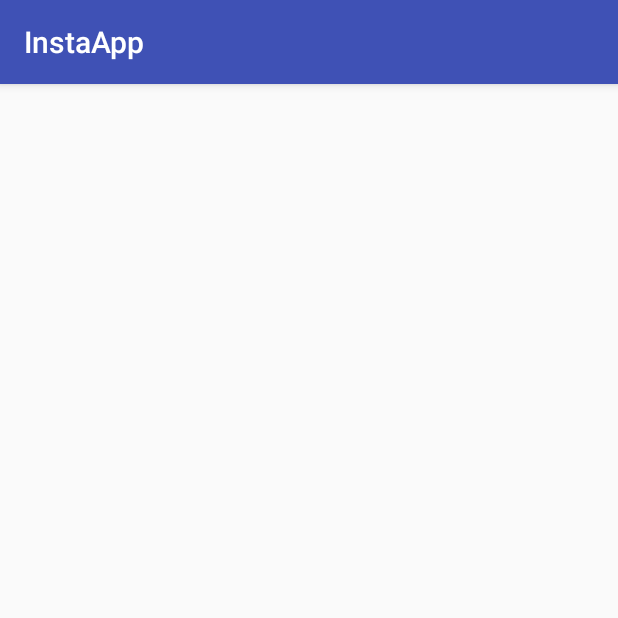
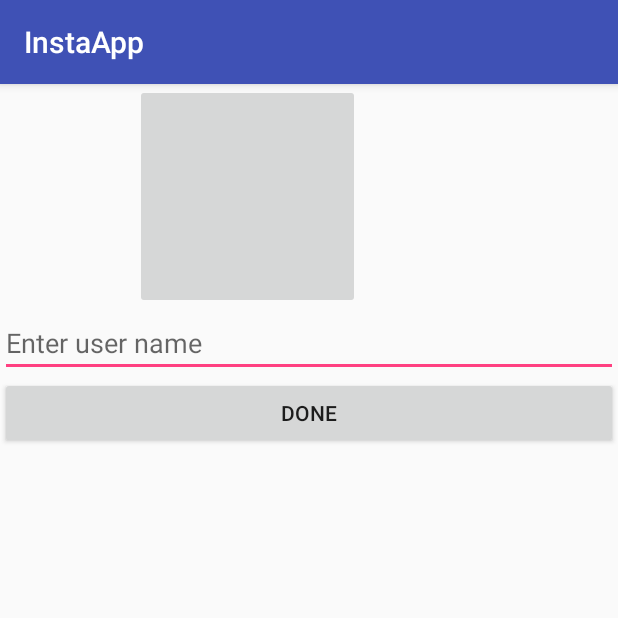
Before and after one commit to axvx/InstaApp, an Android app: the SetupActivity screen opened directly, with no data from a screen before it, on a phone screen of 412 x 824 dp, the top half of it. Run offline under Robolectric (Android 15) with nearby library versions, the phone set to English and light mode, and no system bars; our stand-ins replace Firebase (no records; nobody signed in at launch, a user with empty details on screens opened directly); libraries missing offline, so code that uses them is left out: com.theartofdev.edmodo.

Commit message:
Almacena imagen de perfil y nombre de usuario en la base de datos de Firabase
Utiliza una libreria para hacer el crop de la imagen

```diff
--- a/app/build.gradle
+++ b/app/build.gradle
@@ -43,6 +43,7 @@ dependencies {
     implementation 'com.google.firebase:firebase-auth:10.2.4'
     implementation 'com.android.support:cardview-v7:27.0.2'
     implementation 'com.android.support:recyclerview-v7:27.0.2'
+    compile 'com.theartofdev.edmodo:android-image-cropper:2.6.+'
 
     compile 'com.firebaseui:firebase-ui-database:0.4.4'
     compile 'com.squareup.picasso:picasso:2.5.2'
--- a/app/src/main/java/com/example/axbx/instaapp/RegisterActivity.java
+++ b/app/src/main/java/com/example/axbx/instaapp/RegisterActivity.java
@@ -67,7 +67,7 @@ public class RegisterActivity extends AppCompatActivity {
                         current_user_db.child("Name").setValue(name);
                         current_user_db.child("image").setValue("default");
 
-                        Intent mainIntent = new Intent(RegisterActivity.this, MainActivity.class);
+                        Intent mainIntent = new Intent(RegisterActivity.this, SetupActivity.class);
                         mainIntent.addFlags(Intent.FLAG_ACTIVITY_CLEAR_TASK);
                         startActivity(mainIntent);
 
--- a/app/src/main/java/com/example/axbx/instaapp/SetupActivity.java
+++ b/app/src/main/java/com/example/axbx/instaapp/SetupActivity.java
@@ -1,13 +1,110 @@
 package com.example.axbx.instaapp;
 
+import android.content.Intent;
+import android.net.Uri;
+import android.preference.PreferenceManager;
 import android.support.v7.app.AppCompatActivity;
 import android.os.Bundle;
+import android.text.TextUtils;
+import android.view.View;
+import android.widget.EditText;
+import android.widget.ImageButton;
+
+import com.google.android.gms.tasks.OnSuccessListener;
+import com.google.firebase.auth.FirebaseAuth;
+import com.google.firebase.database.DatabaseReference;
+import com.google.firebase.database.FirebaseDatabase;
+import com.google.firebase.storage.FirebaseStorage;
+import com.google.firebase.storage.StorageReference;
+import com.google.firebase.storage.UploadTask;
+import com.theartofdev.edmodo.cropper.CropImage;
+import com.theartofdev.edmodo.cropper.CropImageView;
+
+import org.w3c.dom.Text;
+
+import java.util.concurrent.ExecutorCompletionService;
 
 public class SetupActivity extends AppCompatActivity {
+
+    private EditText editDisplayName;
+    private ImageButton displayImage;
+    private static final int GALLERY_REQ=1;
+    private Uri mImageUri=null;
+    private FirebaseAuth mAuth;
+    private DatabaseReference mDatabaseusers;
+    private StorageReference mStorageref;
+
 
     @Override
     protected void onCreate(Bundle savedInstanceState) {
         super.onCreate(savedInstanceState);
         setContentView(R.layout.activity_setup);
+        editDisplayName=(EditText) findViewById(R.id.displayName);
+        displayImage=(ImageButton)findViewById(R.id.setupImageButton);
+        mDatabaseusers=FirebaseDatabase.getInstance().getReference().child("Users");
+        mAuth=FirebaseAuth.getInstance();
+        mStorageref= FirebaseStorage.getInstance().getReference().child("profile_image");
+
+
+    }
+
+    public void profileImageButtonClicked(View view){
+        Intent galleryIntent=new Intent();
+        galleryIntent.setAction(Intent.ACTION_GET_CONTENT);
+        galleryIntent.setType("Image/*");
+        startActivityForResult(galleryIntent,GALLERY_REQ);
+
+    }
+
+    @Override
+    protected void onActivityResult(int requestCode, int resultCode, Intent data) {
+        super.onActivityResult(requestCode, resultCode, data);
+
+        if(requestCode==GALLERY_REQ && resultCode==RESULT_OK){
+
+        mImageUri=data.getData();
+            CropImage.activity(mImageUri)
+                    .setGuidelines(CropImageView.Guidelines.ON)
+                    .setAspectRatio(1,1)
+                    .start(this);
+
+        }
+
+        if (requestCode==CropImage.CROP_IMAGE_ACTIVITY_REQUEST_CODE){
+            CropImage.ActivityResult result=CropImage.getActivityResult(data);
+            if(resultCode==RESULT_OK){
+                Uri resultUri=result.getUri();
+                displayImage.setImageURI(resultUri);
+
+
+            }else if(requestCode==CropImage.CROP_IMAGE_ACTIVITY_RESULT_ERROR_CODE){
+
+                Exception error=result.getError();
+
+            }
+        }
+
+    }
+
+    public void doneButtonClicked(View view){
+        final String name =editDisplayName.getText().toString().trim();
+        final String  user_id=mAuth.getCurrentUser().getUid();
+        if(!TextUtils.isEmpty(name) && mImageUri!=null){
+
+            StorageReference filepath=mStorageref.child(mImageUri.getLastPathSegment());
+            filepath.putFile(mImageUri).addOnSuccessListener(new OnSuccessListener<UploadTask.TaskSnapshot>() {
+                @Override
+                public void onSuccess(UploadTask.TaskSnapshot taskSnapshot) {
+                    String downloadurl= taskSnapshot.toString();
+            mDatabaseusers.child(user_id).child("name").setValue(name);
+            mDatabaseusers.child(user_id).child("image").setValue(downloadurl);
+
+
+
+                }
+            });
+
+        }
+
     }
 }
--- a/app/src/main/res/layout/activity_setup.xml
+++ b/app/src/main/res/layout/activity_setup.xml
@@ -1,9 +1,29 @@
 <?xml version="1.0" encoding="utf-8"?>
-<android.support.constraint.ConstraintLayout xmlns:android="http://schemas.android.com/apk/res/android"
+<LinearLayout xmlns:android="http://schemas.android.com/apk/res/android"
     xmlns:app="http://schemas.android.com/apk/res-auto"
+    android:orientation="vertical"
     xmlns:tools="http://schemas.android.com/tools"
     android:layout_width="match_parent"
     android:layout_height="match_parent"
     tools:context="com.example.axbx.instaapp.SetupActivity">
 
-</android.support.constraint.ConstraintLayout>
+    <ImageButton
+        android:layout_width="150dp"
+        android:layout_height="150dp"
+        android:layout_marginLeft="90dp"
+        android:onClick="profileImageButtonClicked"
+        android:id="@+id/setupImageButton"
+        />
+    <EditText
+        android:layout_width="match_parent"
+        android:layout_height="wrap_content"
+        android:id="@+id/displayName"
+        android:hint="Enter user name"/>
+    <Button
+        android:layout_width="match_parent"
+        android:layout_height="wrap_content"
+        android:text="Done"
+        android:onClick="doneButtonClicked"/>
+
+
+</LinearLayout>
```
Also changed, not shown: app/src/main/AndroidManifest.xml (+8 -1 lines).
